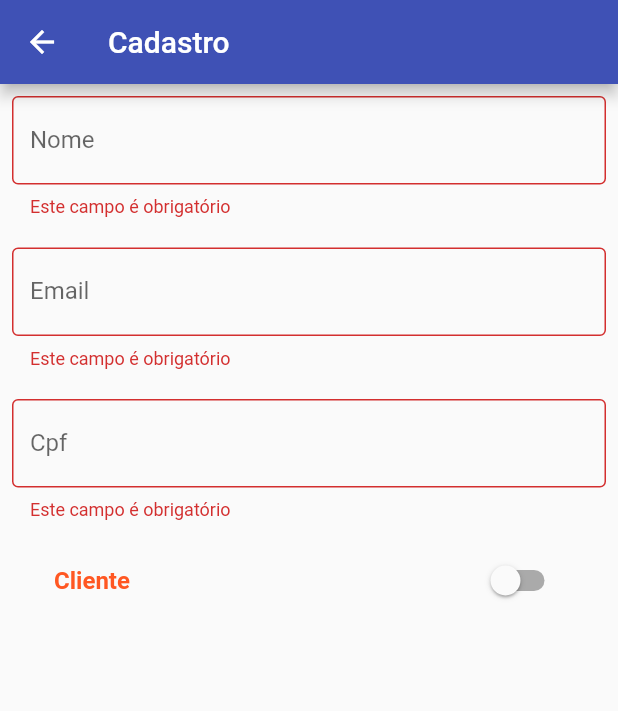
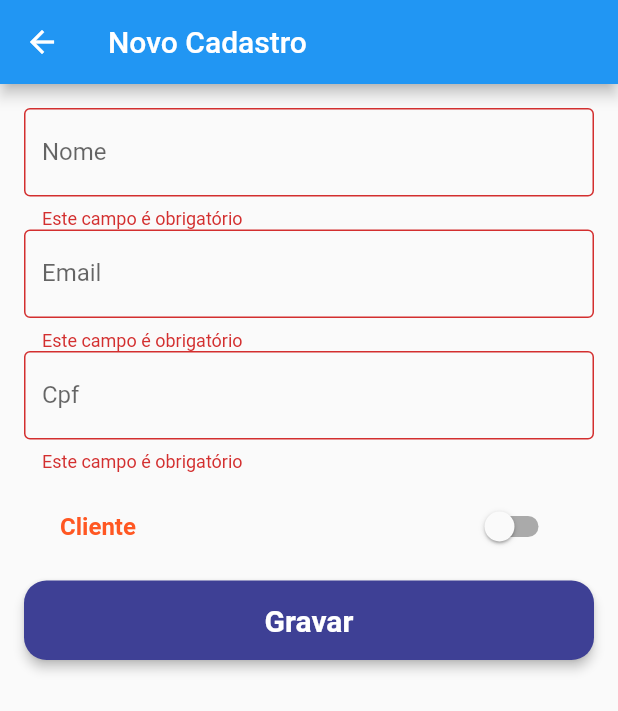
Before and after one commit to rafaelcolvara/migrou_app, a Flutter app: the Cadastro screen opened directly, on a phone screen of 412 x 824 dp. Shown: the top 711 px of the screen. Run offline on Flutter 3.47's test engine with Material 2 defaults, Android fonts, the phone set to English and light mode, and no system bars; our stand-ins replace firebase_auth, flutter_mobx, mobx; missing offline and left inert: cpfcnpj, http_interceptor; accounts and stored records are empty; generated files the repository leaves out were written again; network calls fail; Roboto replaces fonts that are missing (Montserrat); statements that could not run were skipped.

```diff
--- a/lib/pages/Cadastro.dart
+++ b/lib/pages/Cadastro.dart
@@ -3,6 +3,7 @@ import 'package:flutter/cupertino.dart';
 import 'package:flutter_mobx/flutter_mobx.dart';
 import 'package:migrou_app/controller/controller.dart';
 import 'package:migrou_app/controller/ctrl.dart';
+import 'package:migrou_app/utils/definicoes.dart';
 
 class Cadastro extends StatefulWidget {
   @override
@@ -30,23 +31,23 @@ class _CadastroUsuario extends State<Cadastro> {
     return SwitchListTile(
         value: valor,
         onChanged: onChanged,
-        title: new Text(labelText,
+        title: new Text(
+          labelText,
           style: new TextStyle(
-              fontWeight: FontWeight.bold,
-              color: Colors.deepOrange),
-        )
-    );
+              fontWeight: FontWeight.bold, color: Colors.deepOrange),
+        ));
   }
 
   @override
   Widget build(BuildContext context) {
     return Scaffold(
         appBar: AppBar(
-          title: Text('Cadastro'),
+          title: Text('Novo Cadastro'),
         ),
         body: Padding(
-            padding: const EdgeInsets.all(8.0),
+            padding: const EdgeInsets.all(16.0),
             child: Column(
+                mainAxisAlignment: MainAxisAlignment.start,
                 children: <Widget>[
                   Observer(
                     builder: (_) {
@@ -56,9 +57,6 @@ class _CadastroUsuario extends State<Cadastro> {
                           onChanged: controller.cliente.changeName);
                     },
                   ),
-                  SizedBox(
-                    height: 20,
-                  ),
                   Observer(
                     builder: (_) {
                       return _textField(
@@ -66,9 +64,6 @@ class _CadastroUsuario extends State<Cadastro> {
                           errorText: controller.validaEmail,
                           onChanged: controller.cliente.changeEmail);
                     },
-                  ),
-                  SizedBox(
-                    height: 20,
                   ),
                   Observer(
                     builder: (_) {
@@ -80,21 +75,38 @@ class _CadastroUsuario extends State<Cadastro> {
                   ),
                   Observer(builder: (_) {
                     return Padding(
-                      padding: new EdgeInsets.all(12.0),
+                      padding: new EdgeInsets.all(8.0),
                       child: new Center(
-                        child: new Column(
-                            children: <Widget>[
-                              _optionSwith(
-                                labelText: controller.nomeLabelSwith(),
-                                valor: controller.cliente.flgVendedor,
-                                onChanged: controller.cliente.changeVendedor,
-                              )]
-                        ),
+                        child: new Column(children: <Widget>[
+                          _optionSwith(
+                            labelText: controller.nomeLabelSwith(),
+                            valor: controller.cliente.flgVendedor,
+                            onChanged: controller.cliente.changeVendedor,
+                          )
+                        ]),
                       ),
                     );
-                  })
-                ])
-        )
+                  }),
+                  _CadastrarUsuario(context),
+                ])));
+  }
+
+  _CadastrarUsuario(BuildContext context) {
+    return Material(
+      elevation: 3.0,
+      borderRadius: BorderRadius.circular(15.0),
+      color: Color.fromRGBO(62, 64, 149, 1),
+      child: MaterialButton(
+        minWidth: MediaQuery.of(context).size.width,
+        padding: EdgeInsets.fromLTRB(20.0, 15.0, 20.0, 15.0),
+        onPressed: () {
+
+        },
+        child: Text("Gravar",
+            textAlign: TextAlign.center,
+            style: TextStyle(fontFamily: 'Montserrat', fontSize: 20.0)
+                .copyWith(color: Colors.white, fontWeight: FontWeight.bold)),
+      ),
     );
   }
 }
--- /dev/null
+++ b/lib/utils/definicoes.dart
@@ -0,0 +1,8 @@
+ import 'package:flutter/material.dart';
+
+class Constantes {
+
+  static const laranja = Color.fromRGBO(235, 134, 52, 1);
+  static const azul = Color.fromRGBO(230, 231, 232, 2);
+
+}
--- a/pubspec.yaml
+++ b/pubspec.yaml
@@ -23,6 +23,9 @@ dependencies:
   flutter_mobx:
   cpfcnpj: ^1.0.3
   source_gen:
+  http_interceptor: any
+  path:
+  http:
 
 
   # The following adds the Cupertino Icons font to your application.
```
Also changed, not shown: lib/http/webclient.dart (added, +12 -0 lines), lib/interceptors/user_interceptor.dart (added, +16 -0 lines), lib/main.dart (+10 -4 lines), lib/model/usuario.dart (added, +13 -0 lines), lib/pages/LoginPage.dart (+10 -1 lines), pubspec.lock.
